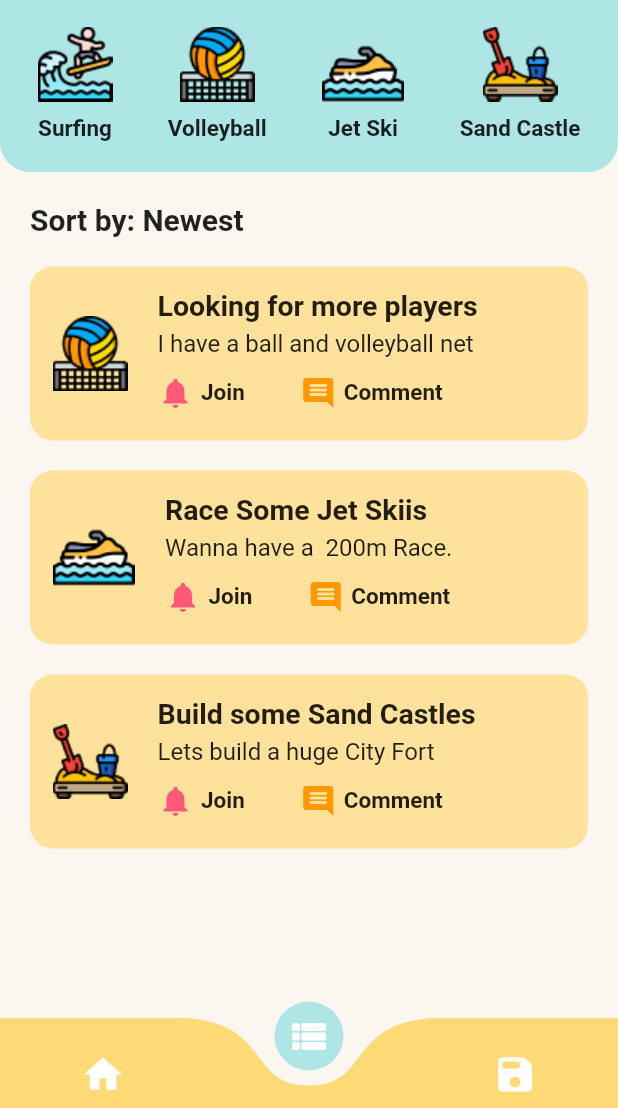
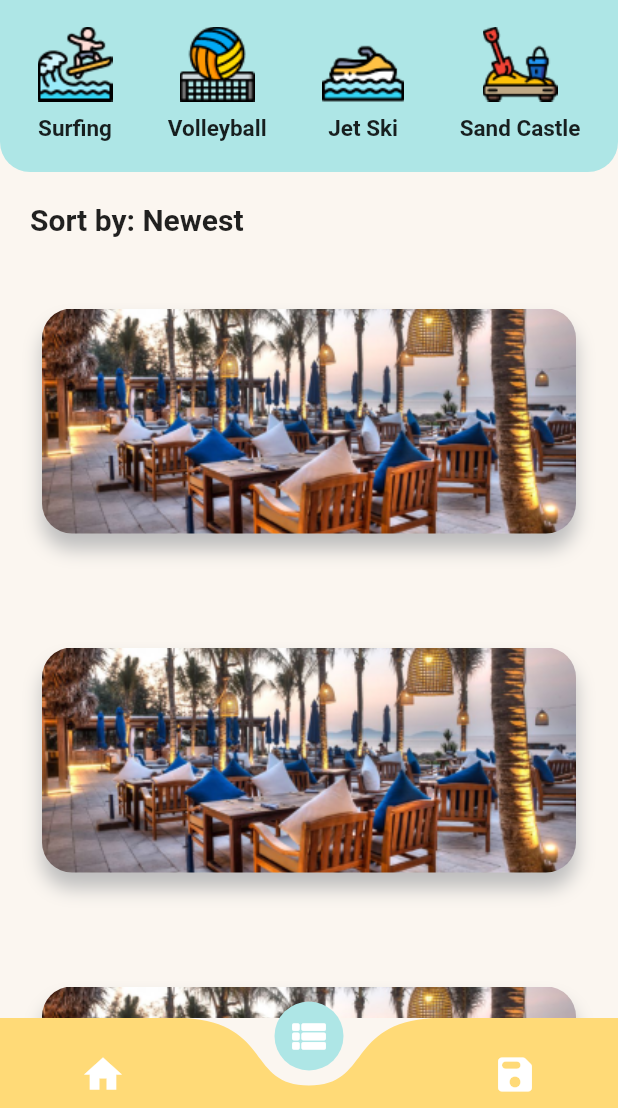
Before and after one commit to niloysikdar/BeachMates, a Flutter app: the screen it shows after launch, item 2 of the bottom bar chosen, on a phone screen of 412 x 824 dp, the part 128-1236 px from its top. Run offline on Flutter 3.47's test engine with Material 2 defaults, Android fonts, the phone set to English and light mode, and no system bars; drawn by our look-alikes of curved_navigation_bar; our stand-ins replace flutter_tindercard, google_fonts.

Commit message:
Elements added to second screen

```diff
--- a/BeachMates - App/beach_mates/lib/screens/second_screen/SecondScreen.dart
+++ b/BeachMates - App/beach_mates/lib/screens/second_screen/SecondScreen.dart
@@ -1,6 +1,7 @@
 import 'package:b2b/widgets/live_events_cards.dart';
 import 'package:flutter/material.dart';
 import 'package:b2b/widgets/live_events_header.dart';
+
 
 class SecondScreen extends StatefulWidget {
   @override
@@ -19,28 +20,157 @@ class _SecondScreenState extends State<SecondScreen> {
             children: [
               liveEventsHeader(size: size),
               sortText(),
-              Column(
-                children: [
-                  LiveEventsCard(
-                    size: size,
-                    imagepath: "assets/images/volleyball.png",
-                    title: "Looking for more players",
-                    description: "I have a ball and volleyball net",
+              Padding(
+                padding: const EdgeInsets.all(28.0),
+                child: Container(
+                  height: 150,
+                  width: double.infinity,
+                  padding: EdgeInsets.all(20),
+                  margin: EdgeInsets.only(bottom: 20),
+                  decoration: BoxDecoration(
+                      borderRadius: BorderRadius.circular(20),
+                      image: DecorationImage(
+                          image: AssetImage('assets/images/item_1.png'),
+                          fit: BoxFit.cover
+                      ),
+                      boxShadow: [
+                        BoxShadow(
+                            color: Colors.grey[400],
+                            blurRadius: 10,
+                            offset: Offset(0, 10)
+                        )
+                      ]
                   ),
-                  LiveEventsCard(
-                    size: size,
-                    imagepath: "assets/images/jetski.png",
-                    title: "Race Some Jet Skiis",
-                    description: "Wanna have a  200m Race.",
+                  child: Column(
+                    crossAxisAlignment: CrossAxisAlignment.start,
+                    mainAxisAlignment: MainAxisAlignment.spaceBetween,
+                    children: <Widget>[
+                      Row(
+                        crossAxisAlignment: CrossAxisAlignment.start,
+                        children: <Widget>[
+                          Expanded(
+                            child: Column(
+                              crossAxisAlignment: CrossAxisAlignment.start,
+                              children: <Widget>[
+                              ],
+                            ),
+                          ),
+
+                        ],
+                      ),
+                    ],
                   ),
-                  LiveEventsCard(
-                    size: size,
-                    imagepath: "assets/images/sandcastle.png",
-                    title: "Build some Sand Castles",
-                    description: "Lets build a huge City Fort",
+                ),
+              ),
+              Padding(
+                padding: const EdgeInsets.all(28.0),
+                child: Container(
+                  height: 150,
+                  width: double.infinity,
+                  padding: EdgeInsets.all(20),
+                  margin: EdgeInsets.only(bottom: 20),
+                  decoration: BoxDecoration(
+                      borderRadius: BorderRadius.circular(20),
+                      image: DecorationImage(
+                          image: AssetImage('assets/images/item_1.png'),
+                          fit: BoxFit.cover
+                      ),
+                      boxShadow: [
+                        BoxShadow(
+                            color: Colors.grey[400],
+                            blurRadius: 10,
+                            offset: Offset(0, 10)
+                        )
+                      ]
                   ),
-                ],
+                  child: Column(
+                    crossAxisAlignment: CrossAxisAlignment.start,
+                    mainAxisAlignment: MainAxisAlignment.spaceBetween,
+                    children: <Widget>[
+                      Row(
+                        crossAxisAlignment: CrossAxisAlignment.start,
+                        children: <Widget>[
+                          Expanded(
+                            child: Column(
+                              crossAxisAlignment: CrossAxisAlignment.start,
+                              children: <Widget>[
+                              ],
+                            ),
+                          ),
+
+                        ],
+                      ),
+                    ],
+                  ),
+                ),
               ),
+              Padding(
+                padding: const EdgeInsets.all(28.0),
+                child: Container(
+                  height: 150,
+                  width: double.infinity,
+                  padding: EdgeInsets.all(20),
+                  margin: EdgeInsets.only(bottom: 20),
+                  decoration: BoxDecoration(
+                      borderRadius: BorderRadius.circular(20),
+                      image: DecorationImage(
+                          image: AssetImage('assets/images/item_1.png'),
+                          fit: BoxFit.cover
+                      ),
+                      boxShadow: [
+                        BoxShadow(
+                            color: Colors.grey[400],
+                            blurRadius: 10,
+                            offset: Offset(0, 10)
+                        )
+                      ]
+                  ),
+                  child: Column(
+                    crossAxisAlignment: CrossAxisAlignment.start,
+                    mainAxisAlignment: MainAxisAlignment.spaceBetween,
+                    children: <Widget>[
+                      Row(
+                        crossAxisAlignment: CrossAxisAlignment.start,
+                        children: <Widget>[
+                          Expanded(
+                            child: Column(
+                              crossAxisAlignment: CrossAxisAlignment.start,
+                              children: <Widget>[
+                              ],
+                            ),
+                          ),
+
+                        ],
+                      ),
+                    ],
+                  ),
+                ),
+              ),
+              // Column(
+              //   children: [
+              //     SizedBox(height: 100.0,),
+              //     // HomePage(),
+              //     LiveEventsCard(
+              //       size: size,
+              //       imagepath: "assets/images/volleyball.png",
+              //       title: "Looking for more players",
+              //       description: "I have a ball and volleyball net",
+              //     ),
+              //     LiveEventsCard(
+              //       size: size,
+              //       imagepath: "assets/images/jetski.png",
+              //       title: "Race Some Jet Skiis",
+              //       description: "Wanna have a  200m Race.",
+              //     ),
+              //     LiveEventsCard(
+              //       size: size,
+              //       imagepath: "assets/images/sandcastle.png",
+              //       title: "Build some Sand Castles",
+              //       description: "Lets build a huge City Fort",
+              //     ),
+              //
+              //   ],
+              // ),
             ],
           ),
         ),
```
Also changed, not shown: BeachMates - App/beach_mates/assets/images/item_1.png (added).
